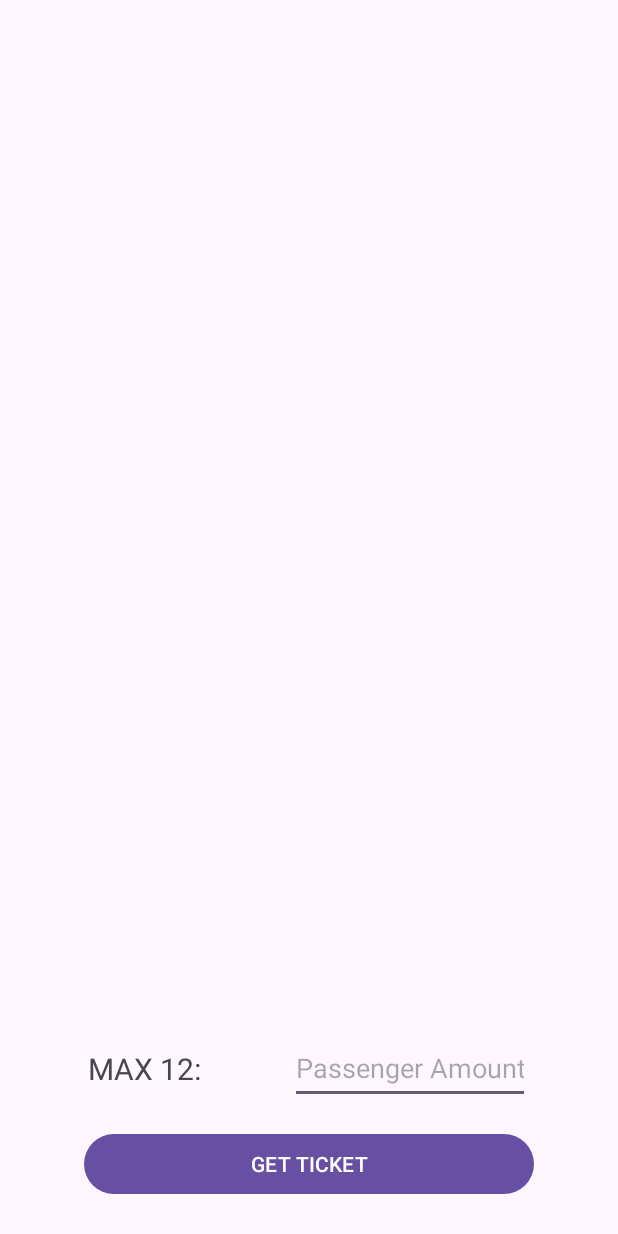
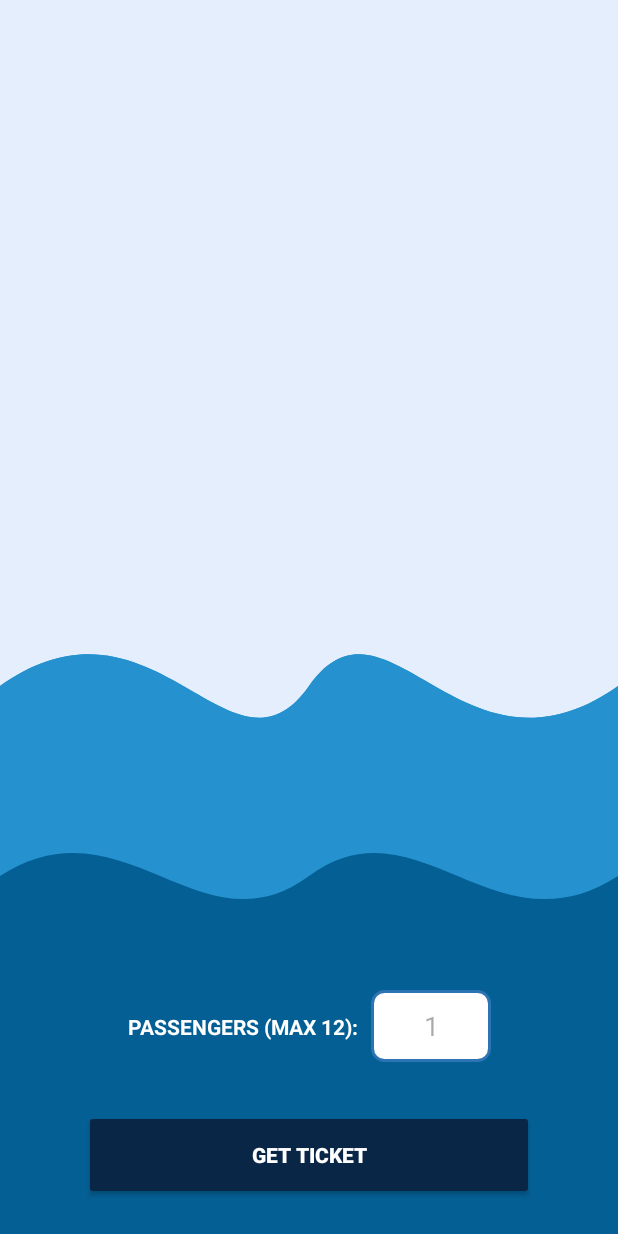
Before and after one commit to FireFreezer-dot/TTT4270-Elsys-Prosjekt, an Android app: the screen it shows after launch (MainActivity), on a phone screen of 412 x 824 dp. Run offline under Robolectric (Android 15) with nearby library versions, the light colour scheme and no system bars.

Commit message:
Added animation and shi, type shi

```diff
--- a/App_ElsysProsjekt/TicketScanner/app/src/main/java/com/example/ticketscanner/MainActivity.kt
+++ b/App_ElsysProsjekt/TicketScanner/app/src/main/java/com/example/ticketscanner/MainActivity.kt
@@ -12,6 +12,7 @@ import android.os.Bundle
 import android.os.ParcelUuid
 import android.util.Log
 import android.view.View
+import android.view.animation.AnimationUtils
 import androidx.activity.enableEdgeToEdge
 import androidx.annotation.RequiresPermission
 import androidx.appcompat.app.AppCompatActivity
@@ -140,6 +141,7 @@ class MainActivity : AppCompatActivity() {
         binding.textView.visibility = View.GONE
         binding.btnGetTicket.text = "SHOW TICKET"
         binding.ivQRCode.setImageResource(0)
+        binding.ivQRCode.visibility = View.GONE
     }
 
     fun inputState()
@@ -149,16 +151,19 @@ class MainActivity : AppCompatActivity() {
         binding.textView.visibility = View.VISIBLE
         binding.btnGetTicket.text = "GET TICKET"
         binding.ivQRCode.setImageResource(0)
+        binding.ivQRCode.visibility = View.GONE
         binding.etTicketAmount.text.clear()
     }
     fun ticketState()
     {
         binding.ivQRCode.setImageBitmap(Globalvariable.bitmap) //fremviser bitmap i app.
+        binding.ivQRCode.visibility = View.VISIBLE
 
         binding.btnDeleteTicket.visibility = View.GONE
         binding.etTicketAmount.visibility = View.GONE
         binding.textView.visibility = View.GONE
         binding.btnGetTicket.text = "HIDE TICKET"
+
 
         advertise(Globalvariable.sessionKey)
     }
@@ -188,6 +193,21 @@ class MainActivity : AppCompatActivity() {
                 1
             )
         }
+        //------------------------------------------
+        //ANIMATION
+        // 1. Link to the two separate wave views
+        val waveLight = findViewById<View>(R.id.waveLightView)
+        val waveDark = findViewById<View>(R.id.waveDarkView)
+
+        // 2. Load the two different animations
+        val animFast = AnimationUtils.loadAnimation(this, R.anim.wave_bobbing)
+        val animSlow = AnimationUtils.loadAnimation(this, R.anim.wave_bobbing_slow)
+
+        // 3. Start them - they will now move independently
+        waveLight.startAnimation(animSlow)
+        waveDark.startAnimation(animFast)
+        //------------------------------------------
+
 
         var ticketShown : Boolean = false
         var isInput : Boolean = true
--- /dev/null
+++ b/App_ElsysProsjekt/TicketScanner/app/src/main/res/anim/wave_bobbing.xml
@@ -0,0 +1,10 @@
+<?xml version="1.0" encoding="utf-8"?>
+<set xmlns:android="http://schemas.android.com/apk/res/android">
+    <translate
+        android:fromYDelta="0%"
+        android:toYDelta="3%"
+        android:duration="2000"
+        android:repeatCount="infinite"
+        android:repeatMode="reverse"
+        android:interpolator="@android:anim/accelerate_decelerate_interpolator" />
+</set>
--- /dev/null
+++ b/App_ElsysProsjekt/TicketScanner/app/src/main/res/anim/wave_bobbing_slow.xml
@@ -0,0 +1,11 @@
+<?xml version="1.0" encoding="utf-8"?>
+<set xmlns:android="http://schemas.android.com/apk/res/android">
+    <translate
+        android:fromYDelta="0%"
+        android:toYDelta="1.5%"
+        android:duration="3500"
+        android:startOffset="800"
+        android:repeatCount="infinite"
+        android:repeatMode="reverse"
+        android:interpolator="@android:anim/accelerate_decelerate_interpolator" />
+</set>
--- /dev/null
+++ b/App_ElsysProsjekt/TicketScanner/app/src/main/res/drawable/btn_primary.xml
@@ -0,0 +1,10 @@
+<?xml version="1.0" encoding="utf-8"?>
+<selector xmlns:android="http://schemas.android.com/apk/res/android">
+    <item>
+        <shape android:shape="rectangle">
+            <solid android:color="@color/ocean_medium"/>
+            <corners android:radius="12dp"/>
+            <padding android:bottom="8dp" android:top="8dp"/>
+        </shape>
+    </item>
+</selector>
--- /dev/null
+++ b/App_ElsysProsjekt/TicketScanner/app/src/main/res/drawable/et_background.xml
@@ -0,0 +1,7 @@
+<?xml version="1.0" encoding="utf-8"?>
+<shape xmlns:android="http://schemas.android.com/apk/res/android" android:shape="rectangle">
+    <solid android:color="@color/foam_white"/>
+    <stroke android:width="2dp" android:color="@color/ocean_light"/>
+    <corners android:radius="8dp"/>
+    <padding android:left="8dp" android:right="8dp"/>
+</shape>
--- /dev/null
+++ b/App_ElsysProsjekt/TicketScanner/app/src/main/res/drawable/ferry_background.xml
@@ -0,0 +1,16 @@
+<?xml version="1.0" encoding="utf-8"?>
+<layer-list xmlns:android="http://schemas.android.com/apk/res/android">
+    <item>
+        <shape><solid android:color="#E5EEFC" /></shape>
+    </item>
+
+    <item
+        android:gravity="bottom"
+        android:drawable="@drawable/ic_wave_light"
+        android:height="550dp" />
+
+    <item
+        android:gravity="bottom"
+        android:drawable="@drawable/ic_wave_dark"
+        android:height="400dp" />
+</layer-list>
--- /dev/null
+++ b/App_ElsysProsjekt/TicketScanner/app/src/main/res/drawable/ic_wave_dark.xml
@@ -0,0 +1,9 @@
+<vector xmlns:android="http://schemas.android.com/apk/res/android"
+    android:width="400dp"
+    android:height="300dp"
+    android:viewportWidth="400"
+    android:viewportHeight="300">
+    <path
+        android:fillColor="#045f94"
+        android:pathData="M0,120 C80,80 130,160 200,120 C270,80 320,160 400,120 L400,300 L0,300 Z" />
+</vector>
--- /dev/null
+++ b/App_ElsysProsjekt/TicketScanner/app/src/main/res/drawable/ic_wave_light.xml
@@ -0,0 +1,9 @@
+<vector xmlns:android="http://schemas.android.com/apk/res/android"
+    android:width="400dp"
+    android:height="300dp"
+    android:viewportWidth="400"
+    android:viewportHeight="300">
+    <path
+        android:fillColor="#2592cf"
+        android:pathData="M0,100 C100,60 150,140 200,100 C250,60 300,140 400,100 L400,300 L0,300 Z" />
+</vector>
--- a/App_ElsysProsjekt/TicketScanner/app/src/main/res/layout/activity_main.xml
+++ b/App_ElsysProsjekt/TicketScanner/app/src/main/res/layout/activity_main.xml
@@ -5,76 +5,94 @@
     android:id="@+id/main"
     android:layout_width="match_parent"
     android:layout_height="match_parent"
-    tools:context=".MainActivity">
+    android:background="@drawable/ferry_background"
+    tools:context=".MainActivity"
+    android:padding="16dp">
 
-    <Button
-        android:id="@+id/btnGetTicket"
-        android:layout_width="300dp"
-        android:layout_height="wrap_content"
-        android:layout_marginStart="24dp"
-        android:layout_marginEnd="24dp"
-        android:layout_marginBottom="24dp"
-        android:text="GET TICKET"
-        app:layout_constraintBottom_toBottomOf="parent"
-        app:layout_constraintEnd_toEndOf="parent"
-        app:layout_constraintStart_toStartOf="parent" />
+    <View
+        android:id="@+id/waveLightView"
+        android:layout_width="match_parent"
+        android:layout_height="550dp"
+        android:background="@drawable/ic_wave_light"
+        app:layout_constraintBottom_toBottomOf="parent" />
 
-    <Button
-        android:id="@+id/btnDeleteTicket"
-        android:layout_width="300dp"
-        android:layout_height="wrap_content"
-        android:layout_marginStart="24dp"
-        android:layout_marginEnd="24dp"
-        android:layout_marginBottom="24dp"
-        android:text="DELETE TICKET"
-        android:visibility="gone"
-        app:layout_constraintBottom_toTopOf="@id/btnGetTicket"
-        app:layout_constraintEnd_toEndOf="parent"
-        app:layout_constraintStart_toStartOf="parent"
-         />
+    <View
+        android:id="@+id/waveDarkView"
+        android:layout_width="match_parent"
+        android:layout_height="400dp"
+        android:background="@drawable/ic_wave_dark"
+        app:layout_constraintBottom_toBottomOf="parent" />
 
     <ImageView
         android:id="@+id/ivQRCode"
-        android:layout_width="320dp"
-        android:layout_height="320dp"
-        android:scaleType="centerCrop"
-        app:layout_constraintBottom_toTopOf="@+id/btnGetTicket"
+        android:layout_width="280dp"
+        android:layout_height="280dp"
+        android:layout_marginBottom="150dp"
+        android:background="#FFFFFF"
+        android:elevation="8dp"
+        android:padding="16dp"
+        android:scaleType="fitCenter"
+        android:visibility="gone"
+        app:layout_constraintBottom_toBottomOf="parent"
         app:layout_constraintEnd_toEndOf="parent"
         app:layout_constraintStart_toStartOf="parent"
-        app:layout_constraintTop_toTopOf="parent" />
-
-    <EditText
-        android:id="@+id/etTicketAmount"
-        android:layout_width="160dp"
-        android:layout_height="48dp"
-        android:layout_marginBottom="16dp"
-        android:ems="10"
-        android:hint="Passenger Amount"
-        android:inputType="number"
-        app:layout_constraintBottom_toTopOf="@+id/btnGetTicket"
-        app:layout_constraintEnd_toEndOf="parent"
-        app:layout_constraintStart_toEndOf="@id/textView" />
+        app:layout_constraintTop_toTopOf="parent"
+        app:layout_constraintVertical_chainStyle="packed" />
 
     <TextView
         android:id="@+id/textView"
         android:layout_width="wrap_content"
         android:layout_height="wrap_content"
-        android:text="MAX 12:"
-        android:textSize="20dp"
+        android:text="PASSENGERS (MAX 12):"
+        android:textSize="14sp"
+        android:textColor="@color/foam_white"
+        android:textStyle="bold"
+        android:layout_marginEnd="8dp"
         app:layout_constraintBottom_toBottomOf="@+id/etTicketAmount"
         app:layout_constraintEnd_toStartOf="@+id/etTicketAmount"
+        app:layout_constraintHorizontal_chainStyle="packed"
         app:layout_constraintStart_toStartOf="parent"
         app:layout_constraintTop_toTopOf="@+id/etTicketAmount" />
 
-<!--    <com.google.android.material.button.MaterialButton-->
-<!--        android:id="@+id/button1"-->
-<!--        android:layout_width="239dp"-->
-<!--        android:layout_height="114dp"-->
-<!--        app:backgroundTint = "@color/black"-->
-<!--        android:text="MAN OVERBOARD"-->
-<!--        android:textSize="30dp"-->
-<!--        app:cornerRadius="20dp"-->
-<!--        tools:layout_editor_absoluteX="86dp"-->
-<!--        tools:layout_editor_absoluteY="30dp" />-->
+    <EditText
+        android:id="@+id/etTicketAmount"
+        android:layout_width="80dp"
+        android:layout_height="48dp"
+        android:layout_marginTop="24dp"
+        android:layout_marginBottom="32dp"
+        android:background="@drawable/et_background"
+        android:gravity="center"
+        android:hint="1"
+        android:inputType="number"
+        android:textColor="#0A2647"
+        app:layout_constraintBottom_toTopOf="@+id/btnGetTicket"
+        app:layout_constraintEnd_toEndOf="parent"
+        app:layout_constraintStart_toEndOf="@id/textView" />
+
+    <androidx.appcompat.widget.AppCompatButton
+        android:id="@+id/btnDeleteTicket"
+        android:layout_width="300dp"
+        android:layout_height="wrap_content"
+        android:layout_marginBottom="12dp"
+        android:backgroundTint="#B00020"
+        android:textColor="#FFFFFF"
+        android:text="DELETE TICKET"
+        android:visibility="gone"
+        app:layout_constraintBottom_toTopOf="@id/btnGetTicket"
+        app:layout_constraintEnd_toEndOf="parent"
+        app:layout_constraintStart_toStartOf="parent" />
+
+    <androidx.appcompat.widget.AppCompatButton
+        android:id="@+id/btnGetTicket"
+        android:layout_width="300dp"
+        android:layout_height="60dp"
+        android:layout_marginBottom="24dp"
+        android:backgroundTint="#0A2647"
+        android:textColor="#FFFFFF"
+        android:text="GET TICKET"
+        android:textStyle="bold"
+        app:layout_constraintBottom_toBottomOf="parent"
+        app:layout_constraintEnd_toEndOf="parent"
+        app:layout_constraintStart_toStartOf="parent" />
 
 </androidx.constraintlayout.widget.ConstraintLayout>
--- a/App_ElsysProsjekt/TicketScanner/app/src/main/res/values/colors.xml
+++ b/App_ElsysProsjekt/TicketScanner/app/src/main/res/values/colors.xml
@@ -2,4 +2,9 @@
 <resources>
     <color name="black">#FF000000</color>
     <color name="white">#FFFFFFFF</color>
+    <color name="ocean_deep">#0A2647</color>
+    <color name="ocean_medium">#144272</color>
+    <color name="ocean_light">#2C74B3</color>
+    <color name="foam_white">#FFFFFF</color>
+    <color name="sand_light">#F0F0F0</color>
 </resources>
```
Also changed, not shown: 73 other files.
